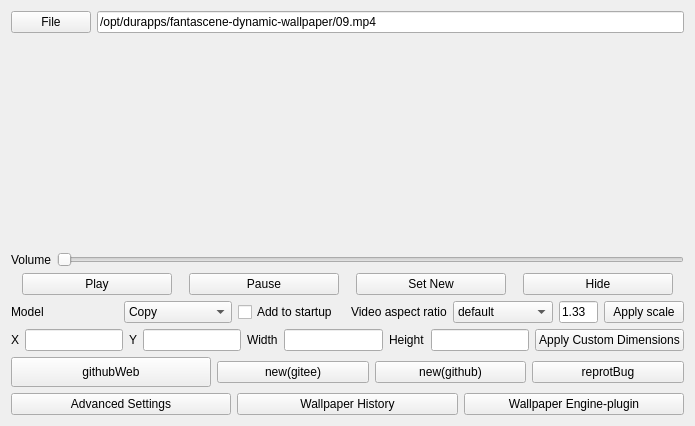
First picture: the form in fantascene-dynamic-wallpaper/settingwindow.ui, repository dependon/fantascene-dynamic-wallpaper, before the edit.
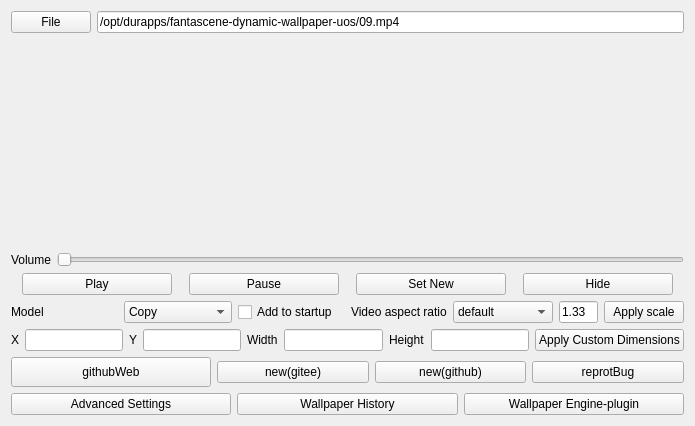
Second picture: the form after the edit.

The edit to the form file:
```diff
--- a/fantascene-dynamic-wallpaper/settingwindow.ui
+++ b/fantascene-dynamic-wallpaper/settingwindow.ui
@@ -26,7 +26,7 @@
      <item>
       <widget class="QLineEdit" name="pathEdit">
        <property name="text">
-        <string>/opt/durapps/fantascene-dynamic-wallpaper/09.mp4</string>
+        <string>/opt/durapps/fantascene-dynamic-wallpaper-uos/09.mp4</string>
        </property>
       </widget>
      </item>
```
